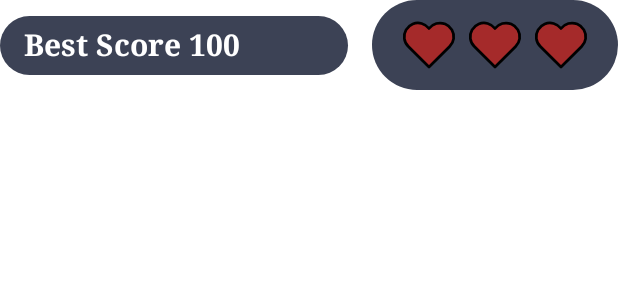
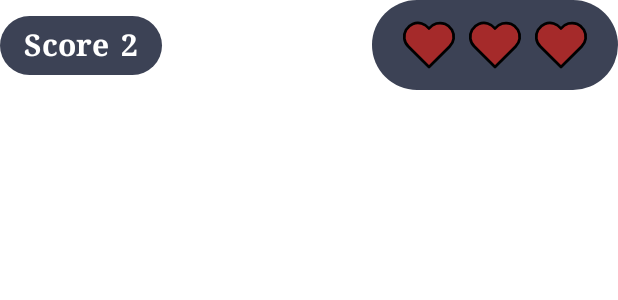
Before and after one commit to JosenRomero/MultiplesOfThree, an Android app built with Jetpack Compose: the @Preview function HUDPreview, on a phone screen of 412 x 824 dp. Shown: the top 300 px of the screen. Run offline under Robolectric (Android 15) with nearby library versions, the phone set to English and light mode, and no system bars.

Commit message:
change position to the Score

```diff
--- a/app/src/main/java/com/josenromero/multiplesofthree/ui/main/components/HUD.kt
+++ b/app/src/main/java/com/josenromero/multiplesofthree/ui/main/components/HUD.kt
@@ -8,6 +8,7 @@ import androidx.compose.animation.core.tween
 import androidx.compose.foundation.Image
 import androidx.compose.foundation.background
 import androidx.compose.foundation.layout.Arrangement
+import androidx.compose.foundation.layout.Column
 import androidx.compose.foundation.layout.Row
 import androidx.compose.foundation.layout.fillMaxWidth
 import androidx.compose.foundation.layout.offset
@@ -25,12 +26,8 @@ import androidx.compose.ui.Alignment
 import androidx.compose.ui.Modifier
 import androidx.compose.ui.draw.alpha
 import androidx.compose.ui.res.painterResource
-import androidx.compose.ui.res.stringResource
-import androidx.compose.ui.text.font.FontWeight
-import androidx.compose.ui.text.style.TextAlign
 import androidx.compose.ui.tooling.preview.Preview
 import androidx.compose.ui.unit.dp
-import androidx.compose.ui.unit.sp
 import com.josenromero.multiplesofthree.R
 import com.josenromero.multiplesofthree.data.GameMode
 import com.josenromero.multiplesofthree.ui.theme.MultiplesOfThreeTheme
@@ -38,8 +35,9 @@ import com.josenromero.multiplesofthree.utils.getNumbersOfHearts
 
 @Composable
 fun HUD(
+    modifier: Modifier = Modifier,
     gameMode: GameMode,
-    bestScore: Int,
+    score: Int,
     hearts: Int
 ) {
 
@@ -52,19 +50,14 @@ fun HUD(
             verticalAlignment = Alignment.CenterVertically,
             horizontalArrangement = Arrangement.spacedBy(16.dp)
         ) {
-            CustomText(
-                text = "${stringResource(id = R.string.text_best_score)} $bestScore",
-                modifier = Modifier
-                    .weight(1f)
-                    .background(
-                        color = MaterialTheme.colorScheme.secondary,
-                        shape = RoundedCornerShape(50.dp)
-                    )
-                    .padding(vertical = 8.dp, horizontal = 16.dp),
-                fontSize = 20.sp,
-                fontWeight = FontWeight.Bold,
-                textAlign = TextAlign.Start
-            )
+            Column(
+                modifier = Modifier.weight(1f)
+            ) {
+                Score(
+                    value = score,
+                    modifier = modifier
+                )
+            }
             LazyRow(
                 modifier = Modifier
                     .background(
@@ -130,7 +123,7 @@ fun HUDPreview() {
     MultiplesOfThreeTheme {
         HUD(
             gameMode = GameMode.NORMAL,
-            bestScore = 100,
+            score = 2,
             hearts = 3
         )
     }
```
Also changed, not shown: app/src/main/java/com/josenromero/multiplesofthree/ui/main/components/AnimatedText.kt (+0 -10 lines), app/src/main/java/com/josenromero/multiplesofthree/ui/main/views/PlayScreen.kt (+28 -8 lines).
